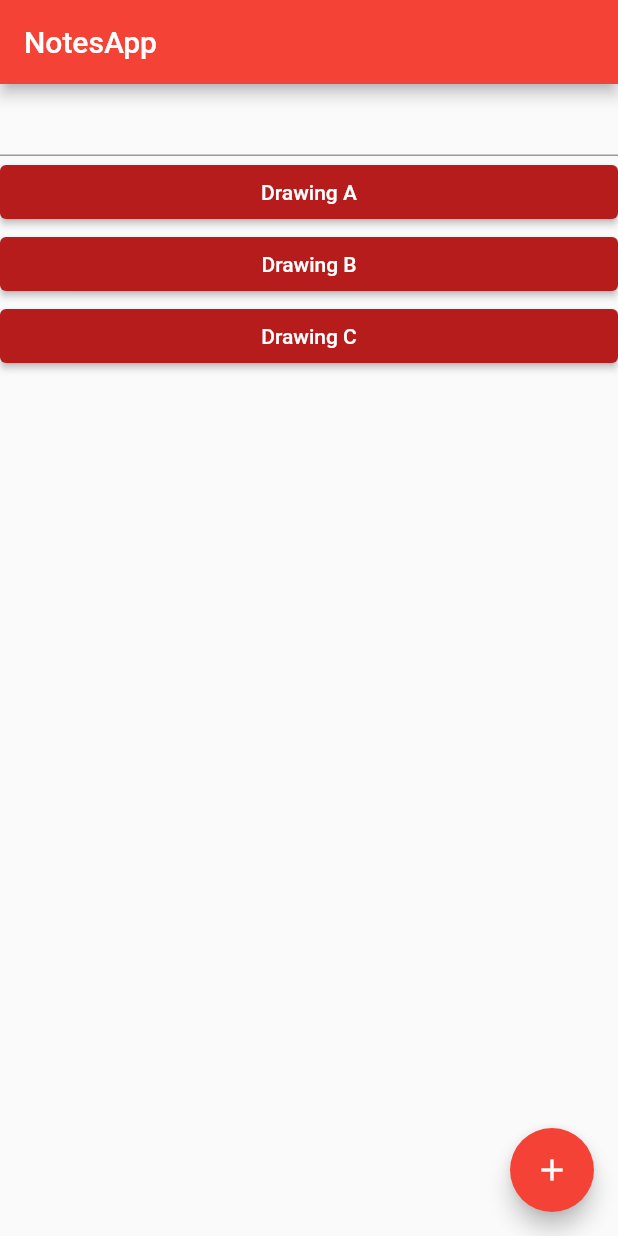
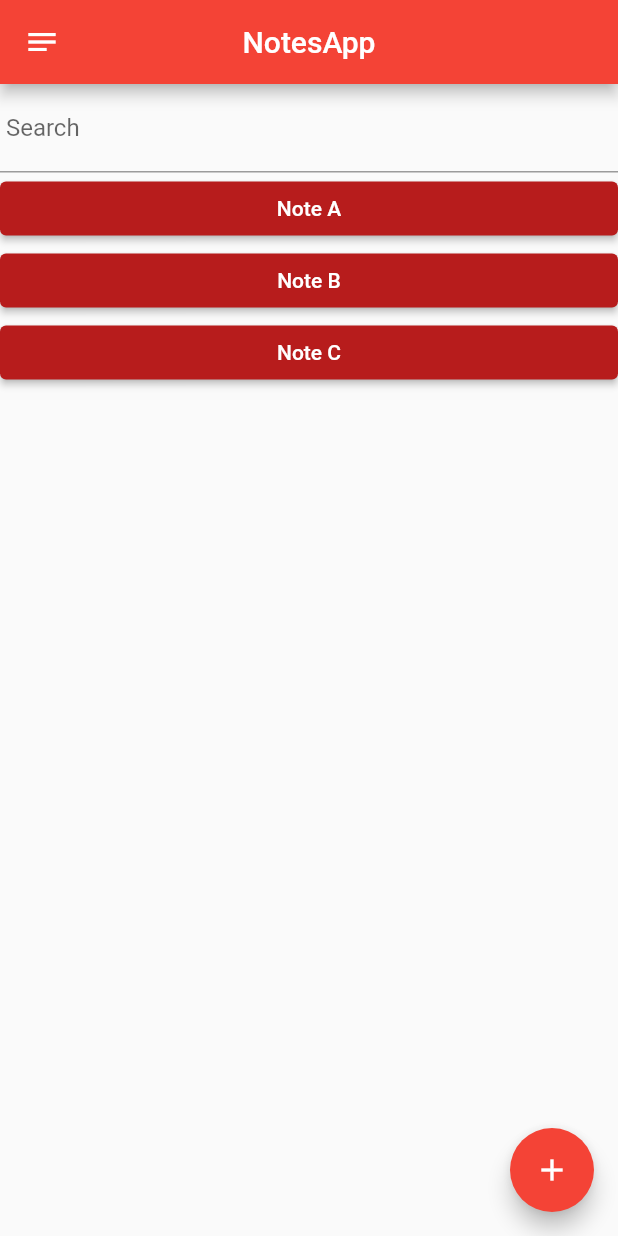
Before and after one commit to as1605/NotesApp, a Flutter app: the screen it shows after launch, on a phone screen of 412 x 824 dp. Run offline on Flutter 3.47's test engine with Material 2 defaults, Android fonts, the phone set to English and light mode, and no system bars.

Commit message:
Sketcher added, Added buttons to rename etc. Todo: saving.

```diff
--- a/lib/DashBoard.dart
+++ b/lib/DashBoard.dart
@@ -1,10 +1,9 @@
 import 'package:flutter/material.dart';
-import 'Info.dart';
+import 'Draw.dart';
 
 class DrawingItem {
   final int id;
-  final String title;
-
+  String title;
   DrawingItem(this.id, this.title);
 }
 
@@ -17,11 +16,16 @@ class DashBoard extends StatefulWidget {
   _DashBoardState createState() => _DashBoardState();
 }
 
-List<ElevatedButton> getWidgetsList(List<DrawingItem> listItems) {
+List<ElevatedButton> getWidgetsList(List<DrawingItem> listItems, context) {
   List<ElevatedButton> widgets = [];
   for (int i = 0; i < listItems.length; i++) {
     widgets.add(ElevatedButton(
-        onPressed: () => {print("Pressed")},
+        onPressed: () => {
+              Navigator.push(
+                context,
+                MaterialPageRoute(builder: (context) => Draw(listItems[i])),
+              )
+            },
         child: Text(listItems[i].title),
         style: ElevatedButton.styleFrom(
           primary: Colors.red.shade900,
@@ -31,10 +35,11 @@ List<ElevatedButton> getWidgetsList(List<DrawingItem> listItems) {
 }
 
 class _DashBoardState extends State<DashBoard> {
+  int N = 3;
   List<DrawingItem> listItems = [
-    DrawingItem(1, "Drawing A"),
-    DrawingItem(2, "Drawing B"),
-    DrawingItem(3, "Drawing C"),
+    DrawingItem(1, "Note A"),
+    DrawingItem(2, "Note B"),
+    DrawingItem(3, "Note C"),
   ];
   TextEditingController textController = TextEditingController();
 
@@ -46,23 +51,24 @@ class _DashBoardState extends State<DashBoard> {
   Widget build(BuildContext context) {
     return Scaffold(
       appBar: AppBar(
+        leading: Icon(Icons.notes),
         title: Text(widget.title),
+        centerTitle: true,
       ),
       body: ListView(
         children: <Widget>[
               TextField(
                 controller: textController,
+                decoration: InputDecoration(
+                  border: UnderlineInputBorder(),
+                  labelText: ' Search',
+                ),
               )
             ] +
-            getWidgetsList(listItems),
+            getWidgetsList(listItems, context),
       ),
       floatingActionButton: FloatingActionButton(
-        onPressed: () => {
-          Navigator.push(
-            context,
-            MaterialPageRoute(builder: (context) => Info()),
-          )
-        },
+        onPressed: () => {addNewItemToList(++N, "New Note")},
         child: Icon(Icons.add),
       ),
     );
--- a/pubspec.yaml
+++ b/pubspec.yaml
@@ -23,6 +23,7 @@ environment:
 dependencies:
   flutter:
     sdk: flutter
+  shared_preferences: '>=0.5.12+4 <2.0.0'
 
 
   # The following adds the Cupertino Icons font to your application.
```
Also changed, not shown: lib/Draw.dart (added, +112 -0 lines), lib/Info.dart (deleted, +0 -21 lines), pubspec.lock.
